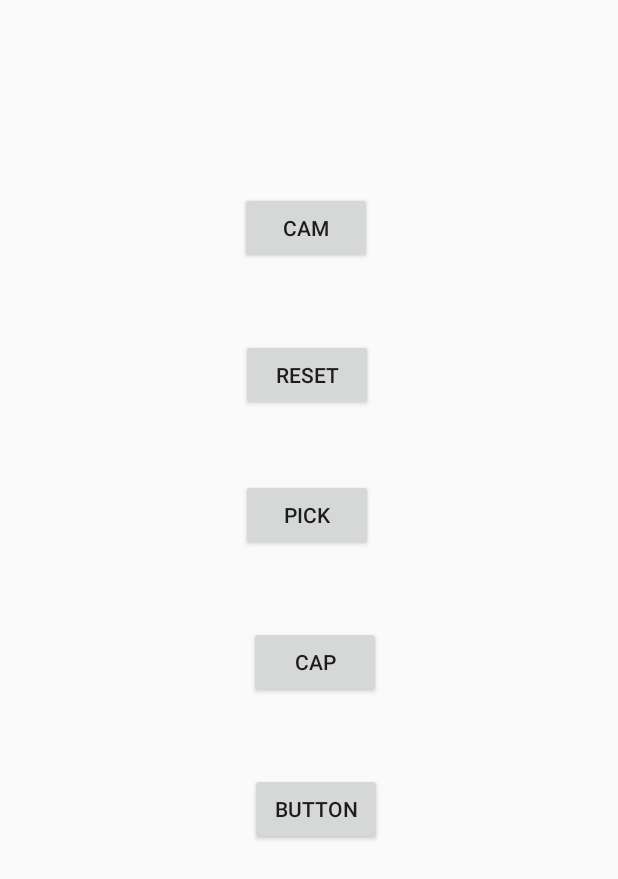
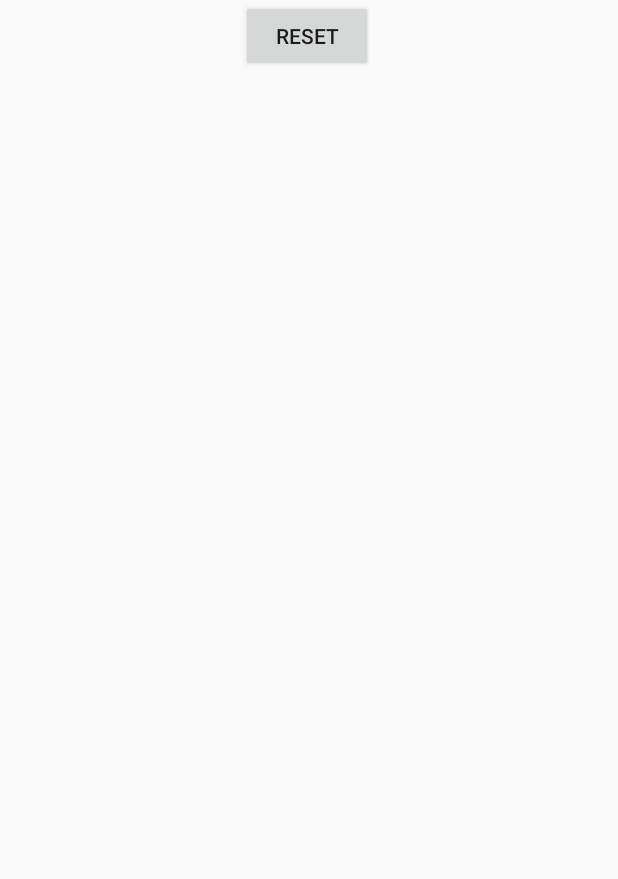
Before and after one commit to topiks/cerita-warna, an Android app: the HomeActivity screen opened directly, with no data from a screen before it, on a phone screen of 412 x 824 dp. Shown: the top 879 px of the screen. Run offline under Robolectric (Android 15) with nearby library versions, the phone set to English and light mode, and no system bars; Roboto replaces fonts that are not available here.

```diff
--- a/app/src/main/java/com/tahufikprojects/ceritawarna/home/HomeActivity.kt
+++ b/app/src/main/java/com/tahufikprojects/ceritawarna/HomeActivity.kt
@@ -1,13 +1,10 @@
-package com.tahufikprojects.ceritawarna.home
+package com.tahufikprojects.ceritawarna
 
 import android.content.Intent
 import androidx.appcompat.app.AppCompatActivity
 import android.os.Bundle
-import com.tahufikprojects.ceritawarna.OnBoardingActivity
-import com.tahufikprojects.ceritawarna.R
-import com.tahufikprojects.ceritawarna.ambilwarna.WarnaActivity
 import com.tahufikprojects.ceritawarna.deteksiwarna.CapActivity
-import com.tahufikprojects.ceritawarna.coba.CobaActivity
+import com.tahufikprojects.ceritawarna.datawarna.CobaActivity
 import com.tahufikprojects.ceritawarna.utils.Preferences
 import kotlinx.android.synthetic.main.activity_home.*
 
@@ -20,6 +17,8 @@ class HomeActivity : AppCompatActivity() {
 
         preferences = Preferences(this)
 
+
+        // debugging deteksi warna
         btn_reset.setOnClickListener {
             preferences.setValues("onboarding", "")
             preferences.setValues("status", "")
@@ -28,23 +27,23 @@ class HomeActivity : AppCompatActivity() {
             var reset = Intent(this@HomeActivity, OnBoardingActivity::class.java)
             startActivity(reset)
         }
-
-        btn_coba.setOnClickListener {
-
-            var kamera = Intent(this@HomeActivity, com.tahufikprojects.ceritawarna.deteksiwarna.CobaActivity::class.java)
-            startActivity(kamera)
-        }
-
-        btn_cap.setOnClickListener {
-
-            var pick = Intent(this@HomeActivity, CapActivity::class.java)
-            startActivity(pick)
-        }
-
-        coba_full.setOnClickListener {
-
-            var pick = Intent(this@HomeActivity, CobaActivity::class.java)
-            startActivity(pick)
-        }
+//
+//        btn_coba.setOnClickListener {
+//
+//            var kamera = Intent(this@HomeActivity, com.tahufikprojects.ceritawarna.deteksiwarna.CobaActivity::class.java)
+//            startActivity(kamera)
+//        }
+//
+//        btn_cap.setOnClickListener {
+//
+//            var pick = Intent(this@HomeActivity, CapActivity::class.java)
+//            startActivity(pick)
+//        }
+//
+//        coba_full.setOnClickListener {
+//
+//            var pick = Intent(this@HomeActivity, CobaActivity::class.java)
+//            startActivity(pick)
+//        }
     }
 }
--- a/app/src/main/java/com/tahufikprojects/ceritawarna/SplashScreenActivity.kt
+++ b/app/src/main/java/com/tahufikprojects/ceritawarna/SplashScreenActivity.kt
@@ -17,7 +17,7 @@ class SplashScreenActivity : AppCompatActivity() {
                 var intent = Intent(this@SplashScreenActivity, OnBoardingActivity::class.java)
                 startActivity(intent)
                 finish()
-            }, 10
+            }, 3000
         )
 
     }
--- a/app/src/main/java/com/tahufikprojects/ceritawarna/autentikasiuser/User.kt
+++ b/app/src/main/java/com/tahufikprojects/ceritawarna/autentikasiuser/User.kt
@@ -5,4 +5,5 @@ class User {
     var nama:String ?=""
     var password:String ?=""
     var status:String ?=""
+    var username:String ?=""
 }
--- a/app/src/main/java/com/tahufikprojects/ceritawarna/coba/CobaActivity.java
+++ b/app/src/main/java/com/tahufikprojects/ceritawarna/datawarna/CobaActivity.java
@@ -1,11 +1,9 @@
-package com.tahufikprojects.ceritawarna.coba;
+package com.tahufikprojects.ceritawarna.datawarna;
 
 import androidx.appcompat.app.AppCompatActivity;
 
-import android.content.Intent;
 import android.graphics.Color;
 import android.os.Bundle;
-import android.provider.MediaStore;
 import android.view.View;
 import android.widget.Button;
 import android.widget.Toast;
--- a/app/src/main/java/com/tahufikprojects/ceritawarna/coba/ColorBean.java
+++ b/app/src/main/java/com/tahufikprojects/ceritawarna/datawarna/ColorBean.java
@@ -1,4 +1,4 @@
-package com.tahufikprojects.ceritawarna.coba;
+package com.tahufikprojects.ceritawarna.datawarna;
 
 public class ColorBean {
     private String colorName;
--- a/app/src/main/java/com/tahufikprojects/ceritawarna/coba/ColorNameBuilder.java
+++ b/app/src/main/java/com/tahufikprojects/ceritawarna/datawarna/ColorNameBuilder.java
@@ -1,4 +1,4 @@
-package com.tahufikprojects.ceritawarna.coba;
+package com.tahufikprojects.ceritawarna.datawarna;
 
 import java.util.ArrayList;
 import android.graphics.Color;
--- a/app/src/main/java/com/tahufikprojects/ceritawarna/coba/ColorNameCollection.java
+++ b/app/src/main/java/com/tahufikprojects/ceritawarna/datawarna/ColorNameCollection.java
@@ -1,6 +1,5 @@
-package com.tahufikprojects.ceritawarna.coba;
+package com.tahufikprojects.ceritawarna.datawarna;
 
-import com.tahufikprojects.ceritawarna.coba.ColorBean;
 import java.util.ArrayList;
 
 public class ColorNameCollection {
--- a/app/src/main/java/com/tahufikprojects/ceritawarna/coba/HexValidator.java
+++ b/app/src/main/java/com/tahufikprojects/ceritawarna/datawarna/HexValidator.java
@@ -1,4 +1,4 @@
-package com.tahufikprojects.ceritawarna.coba;
+package com.tahufikprojects.ceritawarna.datawarna;
 
 import java.util.regex.Matcher;
 import java.util.regex.Pattern;
--- a/app/src/main/java/com/tahufikprojects/ceritawarna/deteksiwarna/CapActivity.java
+++ b/app/src/main/java/com/tahufikprojects/ceritawarna/deteksiwarna/CapActivity.java
@@ -19,7 +19,7 @@ import androidx.core.app.ActivityCompat;
 import androidx.core.content.ContextCompat;
 
 import com.tahufikprojects.ceritawarna.R;
-import com.tahufikprojects.ceritawarna.coba.ColorNameBuilder;
+import com.tahufikprojects.ceritawarna.datawarna.ColorNameBuilder;
 
 public class CapActivity extends AppCompatActivity {
     // initialize variable
--- a/app/src/main/res/layout/activity_coba.xml
+++ b/app/src/main/res/layout/activity_coba.xml
@@ -4,7 +4,7 @@
     xmlns:tools="http://schemas.android.com/tools"
     android:layout_width="match_parent"
     android:layout_height="match_parent"
-    tools:context=".coba.CobaActivity">
+    tools:context=".datawarna.CobaActivity">
 
     <org.opencv.android.JavaCameraView
         android:id="@+id/CameraView"
--- a/app/src/main/res/layout/activity_coba2.xml
+++ b/app/src/main/res/layout/activity_coba2.xml
@@ -4,7 +4,7 @@
     xmlns:tools="http://schemas.android.com/tools"
     android:layout_width="match_parent"
     android:layout_height="match_parent"
-    tools:context=".coba.CobaActivity">
+    tools:context=".datawarna.CobaActivity">
 
     <Button
         android:id="@+id/btn_cek_warna"
--- a/app/src/main/res/layout/activity_home.xml
+++ b/app/src/main/res/layout/activity_home.xml
@@ -4,7 +4,7 @@
     xmlns:tools="http://schemas.android.com/tools"
     android:layout_width="match_parent"
     android:layout_height="match_parent"
-    tools:context=".home.HomeActivity">
+    tools:context=".HomeActivity">
 
     <Button
         android:id="@+id/btn_reset"
@@ -18,51 +18,51 @@
         app:layout_constraintStart_toStartOf="parent"
         app:layout_constraintTop_toBottomOf="@+id/btn_coba" />
 
-    <Button
-        android:id="@+id/btn_ambil_warna"
-        android:layout_width="wrap_content"
-        android:layout_height="wrap_content"
-        android:layout_marginStart="160dp"
-        android:layout_marginTop="45dp"
-        android:layout_marginEnd="163dp"
-        android:text="pick"
-        app:layout_constraintEnd_toEndOf="parent"
-        app:layout_constraintStart_toStartOf="parent"
-        app:layout_constraintTop_toBottomOf="@+id/btn_reset" />
+<!--    <Button-->
+<!--        android:id="@+id/btn_ambil_warna"-->
+<!--        android:layout_width="wrap_content"-->
+<!--        android:layout_height="wrap_content"-->
+<!--        android:layout_marginStart="160dp"-->
+<!--        android:layout_marginTop="45dp"-->
+<!--        android:layout_marginEnd="163dp"-->
+<!--        android:text="pick"-->
+<!--        app:layout_constraintEnd_toEndOf="parent"-->
+<!--        app:layout_constraintStart_toStartOf="parent"-->
+<!--        app:layout_constraintTop_toBottomOf="@+id/btn_reset" />-->
 
-    <Button
-        android:id="@+id/btn_coba"
-        android:layout_width="wrap_content"
-        android:layout_height="wrap_content"
-        android:layout_marginStart="159dp"
-        android:layout_marginTop="128dp"
-        android:layout_marginEnd="164dp"
-        android:text="cam"
-        app:layout_constraintEnd_toEndOf="parent"
-        app:layout_constraintStart_toStartOf="parent"
-        app:layout_constraintTop_toTopOf="parent" />
+<!--    <Button-->
+<!--        android:id="@+id/btn_coba"-->
+<!--        android:layout_width="wrap_content"-->
+<!--        android:layout_height="wrap_content"-->
+<!--        android:layout_marginStart="159dp"-->
+<!--        android:layout_marginTop="128dp"-->
+<!--        android:layout_marginEnd="164dp"-->
+<!--        android:text="cam"-->
+<!--        app:layout_constraintEnd_toEndOf="parent"-->
+<!--        app:layout_constraintStart_toStartOf="parent"-->
+<!--        app:layout_constraintTop_toTopOf="parent" />-->
 
-    <Button
-        android:id="@+id/btn_cap"
-        android:layout_width="wrap_content"
-        android:layout_height="wrap_content"
-        android:layout_marginStart="165dp"
-        android:layout_marginTop="50dp"
-        android:layout_marginEnd="158dp"
-        android:text="CAP"
-        app:layout_constraintEnd_toEndOf="parent"
-        app:layout_constraintStart_toStartOf="parent"
-        app:layout_constraintTop_toBottomOf="@+id/btn_ambil_warna" />
+<!--    <Button-->
+<!--        android:id="@+id/btn_cap"-->
+<!--        android:layout_width="wrap_content"-->
+<!--        android:layout_height="wrap_content"-->
+<!--        android:layout_marginStart="165dp"-->
+<!--        android:layout_marginTop="50dp"-->
+<!--        android:layout_marginEnd="158dp"-->
+<!--        android:text="CAP"-->
+<!--        app:layout_constraintEnd_toEndOf="parent"-->
+<!--        app:layout_constraintStart_toStartOf="parent"-->
+<!--        app:layout_constraintTop_toBottomOf="@+id/btn_ambil_warna" />-->
 
-    <Button
-        android:id="@+id/coba_full"
-        android:layout_width="wrap_content"
-        android:layout_height="wrap_content"
-        android:layout_marginStart="166dp"
-        android:layout_marginTop="50dp"
-        android:layout_marginEnd="157dp"
-        android:text="Button"
-        app:layout_constraintEnd_toEndOf="parent"
-        app:layout_constraintStart_toStartOf="parent"
-        app:layout_constraintTop_toBottomOf="@+id/btn_cap" />
+<!--    <Button-->
+<!--        android:id="@+id/coba_full"-->
+<!--        android:layout_width="wrap_content"-->
+<!--        android:layout_height="wrap_content"-->
+<!--        android:layout_marginStart="166dp"-->
+<!--        android:layout_marginTop="50dp"-->
+<!--        android:layout_marginEnd="157dp"-->
+<!--        android:text="Button"-->
+<!--        app:layout_constraintEnd_toEndOf="parent"-->
+<!--        app:layout_constraintStart_toStartOf="parent"-->
+<!--        app:layout_constraintTop_toBottomOf="@+id/btn_cap" />-->
 </androidx.constraintlayout.widget.ConstraintLayout>
--- a/app/src/main/res/layout/activity_splash_screen.xml
+++ b/app/src/main/res/layout/activity_splash_screen.xml
@@ -37,7 +37,7 @@
         android:layout_width="0dp"
         android:layout_height="wrap_content"
         android:layout_marginStart="55dp"
-        android:layout_marginTop="32dp"
+        android:layout_marginTop="10dp"
         android:layout_marginEnd="55dp"
         android:fontFamily="@font/lora"
         android:letterSpacing="0.05"
```
Also changed, not shown: app/src/main/AndroidManifest.xml (+5 -5 lines), app/src/main/java/com/tahufikprojects/ceritawarna/OnBoardingActivity.kt (+3 -4 lines), app/src/main/java/com/tahufikprojects/ceritawarna/autentikasiuser/DaftarActivity.kt (renamed from app/src/main/java/com/tahufikprojects/ceritawarna/DaftarActivity.kt, +20 -10 lines), app/src/main/java/com/tahufikprojects/ceritawarna/autentikasiuser/MasukActivity.kt (renamed from app/src/main/java/com/tahufikprojects/ceritawarna/MasukActivity.kt, +7 -6 lines), app/src/main/res/layout/activity_daftar.xml (+24 -2 lines), app/src/main/res/layout/activity_masuk.xml (+6 -6 lines).
